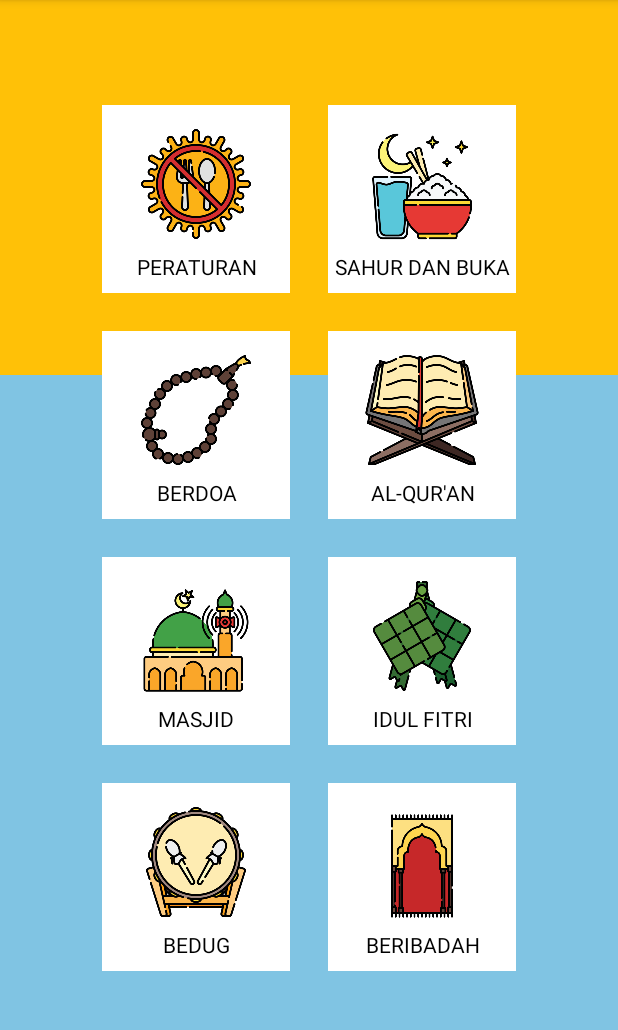
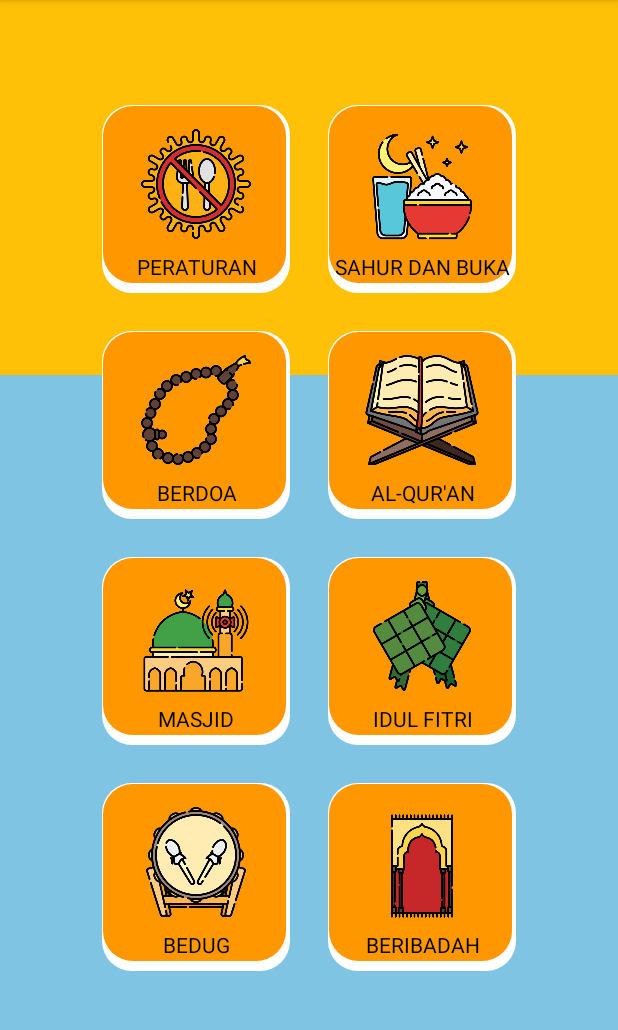
Before and after one commit to Afri02ansyah/AfriProject, an Android app: the screen it shows after launch (MainActivity), on a phone screen of 412 x 824 dp, the part 84-1114 px from its top. Run offline under Robolectric (Android 15) with nearby library versions, the phone set to English and light mode, and no system bars.

Commit message:
Update java dan manifest

```diff
--- /dev/null
+++ b/app/src/main/res/drawable/background.xml
@@ -0,0 +1,20 @@
+<?xml version="1.0" encoding="utf-8"?>
+<layer-list xmlns:android="http://schemas.android.com/apk/res/android">
+
+    <item>
+        <shape android:shape="rectangle">
+        <solid android:color="@color/white"/>
+        <corners android:radius="20dp"/>
+        </shape>
+    </item>
+<item
+    android:bottom="10px"
+    android:right="3dp"
+    android:top="1dp"
+    android:left="1dp">
+        <shape android:shape="rectangle">
+        <solid android:color="#FF9800"/>
+        <corners android:radius="20dp"/>
+    </shape>
+</item>
+</layer-list>
--- /dev/null
+++ b/app/src/main/res/drawable/gradient.xml
@@ -0,0 +1,8 @@
+<?xml version="1.0" encoding="utf-8"?>
+<shape xmlns:android="http://schemas.android.com/apk/res/android">
+<gradient
+    android:type="linear"
+    android:angle="90"
+    android:startColor="#2196f3"
+    android:endColor="#00BCD4" />
+</shape>
--- a/app/src/main/res/layout/activity_main.xml
+++ b/app/src/main/res/layout/activity_main.xml
@@ -32,7 +32,8 @@
                 android:layout_width="wrap_content"
                 android:layout_height="wrap_content"
                 android:layout_marginBottom="25dp"
-                android:background="@color/white">
+                android:background="@drawable/background">
+
                 <ImageView
                     android:id="@+id/gbperaturan"
                     android:layout_width="125dp"
@@ -40,6 +41,7 @@
                     android:paddingTop="10dp"
                     android:paddingBottom="30dp"
                     android:src="@drawable/fasting" />
+
                 <TextView
                     android:id="@+id/peraturan"
                     android:layout_width="64dp"
@@ -58,7 +60,7 @@
                 android:layout_width="wrap_content"
                 android:layout_height="wrap_content"
                 android:layout_marginBottom="25dp"
-                android:background="@color/white">
+                android:background="@drawable/background">
 
                 <ImageView
                     android:id="@+id/gbberdoa"
@@ -86,7 +88,7 @@
                 android:layout_width="wrap_content"
                 android:layout_height="wrap_content"
                 android:layout_marginBottom="25dp"
-                android:background="@color/white">
+                android:background="@drawable/background">
 
                 <ImageView
                     android:id="@+id/gbmasjid"
@@ -114,7 +116,7 @@
                 android:layout_width="wrap_content"
                 android:layout_height="wrap_content"
                 android:layout_marginBottom="25dp"
-                android:background="@color/white">
+                android:background="@drawable/background">
 
                 <ImageView
                     android:id="@+id/gbbedug"
@@ -152,7 +154,7 @@
                 android:layout_width="wrap_content"
                 android:layout_height="wrap_content"
                 android:layout_marginBottom="25dp"
-                android:background="@color/white">
+                android:background="@drawable/background">
 
                 <ImageView
                     android:id="@+id/gbsahurbuka"
@@ -180,7 +182,7 @@
                 android:layout_width="wrap_content"
                 android:layout_height="wrap_content"
                 android:layout_marginBottom="25dp"
-                android:background="@color/white">
+                android:background="@drawable/background">
 
                 <ImageView
                     android:id="@+id/gbalquran"
@@ -208,7 +210,7 @@
                 android:layout_width="wrap_content"
                 android:layout_height="wrap_content"
                 android:layout_marginBottom="25dp"
-                android:background="@color/white">
+                android:background="@drawable/background">
 
                 <ImageView
                     android:id="@+id/gbidulfitri"
@@ -236,7 +238,7 @@
                 android:layout_width="wrap_content"
                 android:layout_height="wrap_content"
                 android:layout_marginBottom="25dp"
-                android:background="@color/white">
+                android:background="@drawable/background">
 
                 <ImageView
                     android:id="@+id/gbibadah"
```
